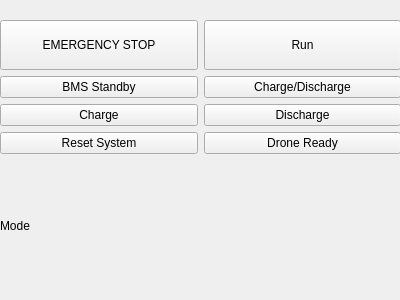
Qt form UI/controls.ui (pgTech123/Luciole) before a commit.
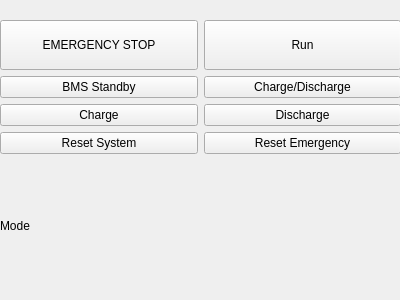
The same form after that commit.

Commit message: Current temporary fix, Button update and formula updates

```diff
--- a/UI/controls.ui
+++ b/UI/controls.ui
@@ -99,13 +99,6 @@
       </property>
      </widget>
     </item>
-    <item row="4" column="1">
-     <widget class="QPushButton" name="pushButton">
-      <property name="text">
-       <string>Drone Ready</string>
-      </property>
-     </widget>
-    </item>
     <item row="5" column="0">
      <widget class="QLabel" name="modeLabel">
       <property name="sizePolicy">
@@ -119,6 +112,13 @@
       </property>
      </widget>
     </item>
+    <item row="4" column="1">
+     <widget class="QPushButton" name="pushButtonRstEmergency">
+      <property name="text">
+       <string>Reset Emergency</string>
+      </property>
+     </widget>
+    </item>
    </layout>
   </widget>
  </widget>
```
The commit also changes 5 other files.
